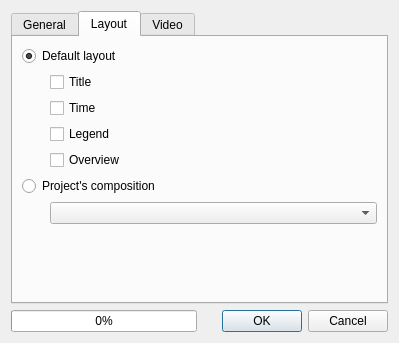
Old version of the form plugin/crayfish_animation_dialog_widget.ui in the repository lutraconsulting/qgis-crayfish-plugin.
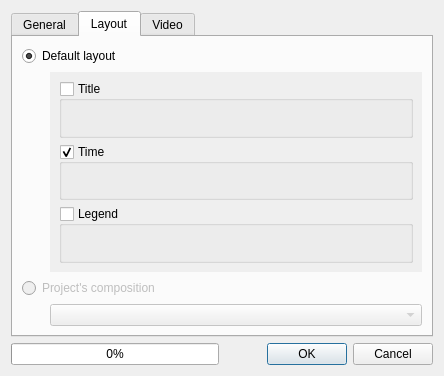
New version of the form. The open tabs and pages were chosen to show the change. Custom widgets are drawn as their Qt base class.

Commit message: More customization for export of animation (closes #99)

What changed in the file:
```diff
--- a/plugin/crayfish_animation_dialog_widget.ui
+++ b/plugin/crayfish_animation_dialog_widget.ui
@@ -6,14 +6,14 @@
    <rect>
     <x>0</x>
     <y>0</y>
-    <width>399</width>
-    <height>343</height>
+    <width>444</width>
+    <height>376</height>
    </rect>
   </property>
   <property name="windowTitle">
    <string>Export Animation</string>
   </property>
-  <layout class="QVBoxLayout" name="verticalLayout_3">
+  <layout class="QVBoxLayout" name="verticalLayout_6">
    <item>
     <widget class="QTabWidget" name="tabWidget">
      <property name="currentIndex">
@@ -140,7 +140,7 @@
       <attribute name="title">
        <string>Layout</string>
       </attribute>
-      <layout class="QVBoxLayout" name="verticalLayout_2">
+      <layout class="QVBoxLayout" name="verticalLayout_5">
        <item>
         <widget class="QRadioButton" name="radLayoutDefault">
          <property name="text">
@@ -170,41 +170,85 @@
           </spacer>
          </item>
          <item>
-          <layout class="QVBoxLayout" name="verticalLayout">
+          <widget class="QScrollArea" name="scrollArea">
+           <property name="frameShape">
+            <enum>QFrame::NoFrame</enum>
+           </property>
+           <property name="widgetResizable">
+            <bool>true</bool>
+           </property>
+           <widget class="QWidget" name="scrollAreaWidgetContents">
+            <property name="geometry">
+             <rect>
+              <x>0</x>
+              <y>0</y>
+              <width>386</width>
+              <height>200</height>
+             </rect>
+            </property>
+            <layout class="QVBoxLayout" name="verticalLayout_4">
            <item>
-            <widget class="QCheckBox" name="chkDefTitle">
-             <property name="text">
+              <widget class="QgsCollapsibleGroupBox" name="groupTitle">
+               <property name="title">
               <string>Title</string>
              </property>
+               <property name="checkable">
+                <bool>true</bool>
+               </property>
+               <property name="checked">
+                <bool>false</bool>
+               </property>
+               <layout class="QVBoxLayout" name="verticalLayout">
+                <item>
+                 <widget class="AnimationLayoutItemProps" name="widgetTitleProps" native="true"/>
+                </item>
+               </layout>
             </widget>
            </item>
            <item>
-            <widget class="QCheckBox" name="chkDefTime">
-             <property name="text">
+              <widget class="QgsCollapsibleGroupBox" name="groupTime">
+               <property name="title">
               <string>Time</string>
              </property>
+               <property name="checkable">
+                <bool>true</bool>
+               </property>
+               <layout class="QVBoxLayout" name="verticalLayout_2">
+                <item>
+                 <widget class="AnimationLayoutItemProps" name="widgetTimeProps" native="true"/>
+                </item>
+               </layout>
             </widget>
            </item>
            <item>
-            <widget class="QCheckBox" name="chkDefLegend">
-             <property name="text">
+              <widget class="QgsCollapsibleGroupBox" name="groupLegend">
+               <property name="title">
               <string>Legend</string>
              </property>
-            </widget>
-           </item>
+               <property name="checkable">
+                <bool>true</bool>
+               </property>
+               <property name="checked">
+                <bool>false</bool>
+               </property>
+               <layout class="QVBoxLayout" name="verticalLayout_3">
            <item>
-            <widget class="QCheckBox" name="chkDefOverview">
-             <property name="text">
-              <string>Overview</string>
-             </property>
+                 <widget class="AnimationLayoutItemProps" name="widgetLegendProps" native="true"/>
+                </item>
+               </layout>
             </widget>
            </item>
           </layout>
+           </widget>
+          </widget>
          </item>
         </layout>
        </item>
        <item>
         <widget class="QRadioButton" name="radLayoutProject">
+         <property name="enabled">
+          <bool>false</bool>
+         </property>
          <property name="text">
           <string>Project's composition</string>
          </property>
@@ -229,23 +273,14 @@
           </spacer>
          </item>
          <item>
-          <widget class="QComboBox" name="cboProjectComposition"/>
+          <widget class="QComboBox" name="cboProjectComposition">
+           <property name="enabled">
+            <bool>false</bool>
+           </property>
+          </widget>
          </item>
         </layout>
        </item>
-       <item>
-        <spacer name="verticalSpacer">
-         <property name="orientation">
-          <enum>Qt::Vertical</enum>
-         </property>
-         <property name="sizeHint" stdset="0">
-          <size>
-           <width>20</width>
-           <height>40</height>
-          </size>
-         </property>
-        </spacer>
-       </item>
       </layout>
      </widget>
      <widget class="QWidget" name="tab_3">
@@ -311,6 +346,20 @@
    </item>
   </layout>
  </widget>
+ <customwidgets>
+  <customwidget>
+   <class>AnimationLayoutItemProps</class>
+   <extends>QWidget</extends>
+   <header>crayfish_animation_layout_item_props</header>
+   <container>1</container>
+  </customwidget>
+  <customwidget>
+   <class>QgsCollapsibleGroupBox</class>
+   <extends>QGroupBox</extends>
+   <header>qgis.gui</header>
+   <container>1</container>
+  </customwidget>
+ </customwidgets>
  <resources/>
  <connections>
   <connection>
```
Left out of the diff: 9 changed lines with no effect on the pictures. Lines whose indentation alone changed are shown as unchanged. The commit also changes 6 other files.
